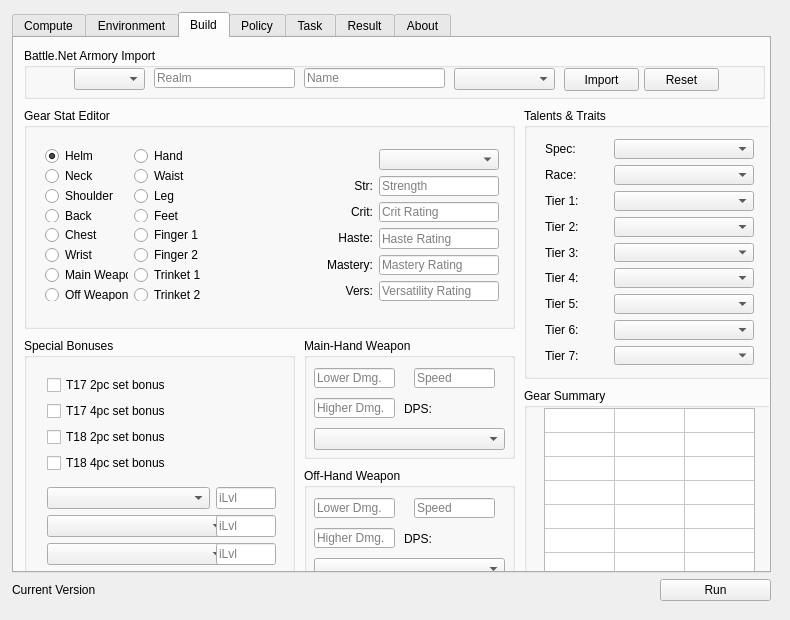
Qt form ic/gic.ui (AeanSR/irecore2) before a commit.
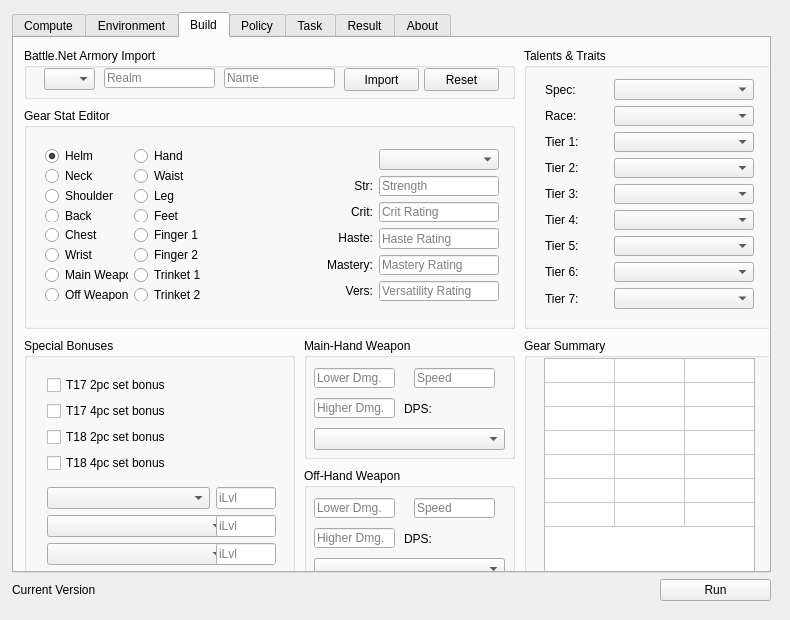
The same form after that commit. The open tabs and pages were chosen to show the change. Icons and pictures are not drawn.

What changed in the file:
```diff
--- a/ic/gic.ui
+++ b/ic/gic.ui
@@ -557,7 +557,7 @@
           <rect>
            <x>10</x>
            <y>10</y>
-           <width>741</width>
+           <width>491</width>
            <height>51</height>
           </rect>
          </property>
@@ -567,9 +567,9 @@
          <widget class="QComboBox" name="comboRegion">
           <property name="geometry">
            <rect>
-            <x>50</x>
+            <x>20</x>
             <y>20</y>
-            <width>71</width>
+            <width>51</width>
             <height>22</height>
            </rect>
           </property>
@@ -577,7 +577,7 @@
          <widget class="QPushButton" name="btnImport">
           <property name="geometry">
            <rect>
-            <x>540</x>
+            <x>320</x>
             <y>20</y>
             <width>75</width>
             <height>23</height>
@@ -590,9 +590,9 @@
          <widget class="QLineEdit" name="txtRealm">
           <property name="geometry">
            <rect>
-            <x>130</x>
+            <x>80</x>
             <y>20</y>
-            <width>141</width>
+            <width>111</width>
             <height>20</height>
            </rect>
           </property>
@@ -603,9 +603,9 @@
          <widget class="QLineEdit" name="txtCharacter">
           <property name="geometry">
            <rect>
-            <x>280</x>
+            <x>200</x>
             <y>20</y>
-            <width>141</width>
+            <width>111</width>
             <height>20</height>
            </rect>
           </property>
@@ -613,20 +613,10 @@
            <string>Name</string>
           </property>
          </widget>
-         <widget class="QComboBox" name="comboImportActive">
-          <property name="geometry">
-           <rect>
-            <x>430</x>
-            <y>20</y>
-            <width>101</width>
-            <height>22</height>
-           </rect>
-          </property>
-         </widget>
          <widget class="QPushButton" name="btnResetBuild">
           <property name="geometry">
            <rect>
-            <x>620</x>
+            <x>400</x>
             <y>20</y>
             <width>75</width>
             <height>23</height>
@@ -1356,9 +1346,9 @@
          <property name="geometry">
           <rect>
            <x>510</x>
-           <y>70</y>
+           <y>10</y>
            <width>251</width>
-           <height>271</height>
+           <height>281</height>
           </rect>
          </property>
          <property name="title">
@@ -1370,7 +1360,7 @@
             <x>10</x>
             <y>20</y>
             <width>231</width>
-            <height>248</height>
+            <height>251</height>
            </rect>
           </property>
           <layout class="QVBoxLayout" name="verticalLayout_9">
@@ -1452,6 +1442,19 @@
              </item>
             </layout>
            </item>
+           <item>
+            <spacer name="verticalSpacer_7">
+             <property name="orientation">
+              <enum>Qt::Vertical</enum>
+             </property>
+             <property name="sizeHint" stdset="0">
+              <size>
+               <width>20</width>
+               <height>40</height>
+              </size>
+             </property>
+            </spacer>
+           </item>
            <item>
             <layout class="QHBoxLayout" name="horizontalLayout_13">
              <item>
@@ -1732,9 +1735,9 @@
          <property name="geometry">
           <rect>
            <x>510</x>
-           <y>350</y>
+           <y>300</y>
            <width>251</width>
-           <height>201</height>
+           <height>251</height>
           </rect>
          </property>
          <property name="title">
@@ -1746,7 +1749,7 @@
             <x>20</x>
             <y>20</y>
             <width>211</width>
-            <height>171</height>
+            <height>221</height>
            </rect>
           </property>
           <property name="verticalScrollBarPolicy">
```
Left out of the diff: 2 changed lines with no effect on the pictures.
